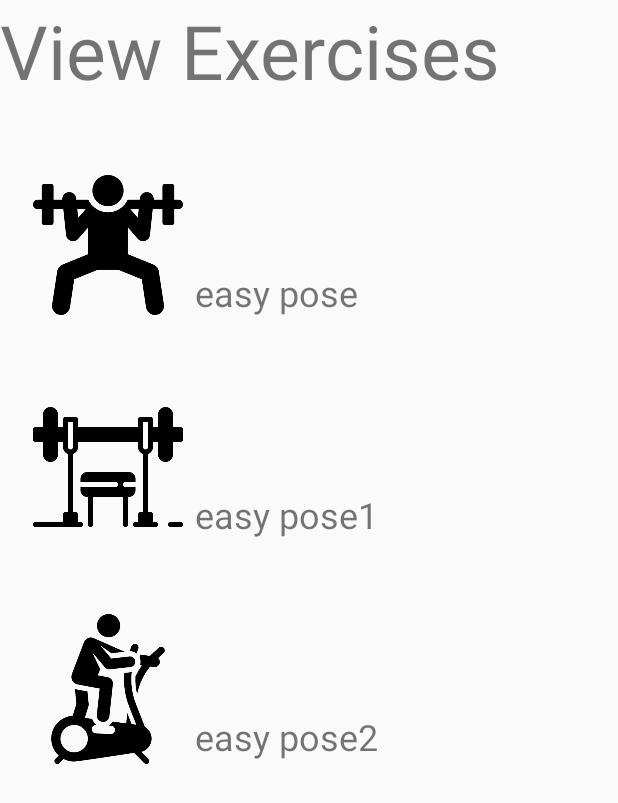
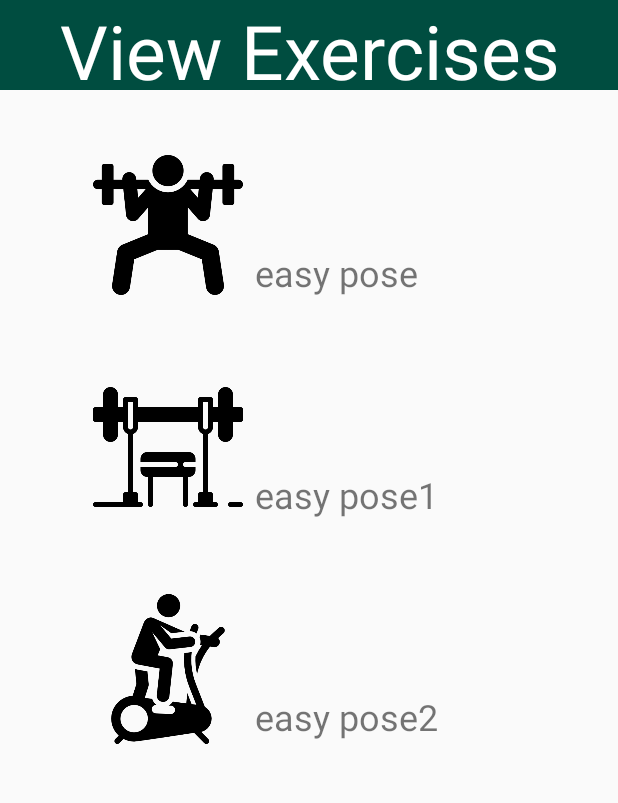
Before and after one commit to Hafizuddin-NUS/Orbital1611, an Android app: the ListExercises screen opened directly, with no data from a screen before it, on a phone screen of 412 x 824 dp. Shown: the top 803 px of the screen. Run offline under Robolectric (Android 15) with nearby library versions, the phone set to English and light mode, and no system bars.

```diff
--- a/FitnessPlan/app/src/main/AndroidManifest.xml
+++ b/FitnessPlan/app/src/main/AndroidManifest.xml
@@ -17,7 +17,8 @@
             </intent-filter>
         </activity>
         <activity android:name=".Main2Activity" />
-        <activity android:name=".ListExercises"></activity>
+        <activity android:name=".ListExercises" />
+        <activity android:name=".ViewExercises"></activity>
     </application>
 
 </manifest>
--- a/FitnessPlan/app/src/main/java/com/example/hafiz/fitnessplan/ListExercises.java
+++ b/FitnessPlan/app/src/main/java/com/example/hafiz/fitnessplan/ListExercises.java
@@ -31,7 +31,7 @@ public class ListExercises extends AppCompatActivity {
         recyclerView.setLayoutManager(layoutManager);
         recyclerView.setAdapter(adapter);
     }
-
+    //Add exercises here
     private void initData() {
         exerciseList.add(new Exercise(R.drawable.weight, "easy pose"));
         exerciseList.add(new Exercise(R.drawable.weightlifting, "easy pose1"));
--- a/FitnessPlan/app/src/main/res/layout/activity_list_exercises.xml
+++ b/FitnessPlan/app/src/main/res/layout/activity_list_exercises.xml
@@ -8,24 +8,30 @@
 
     <TextView
         android:id="@+id/title"
-        android:layout_width="wrap_content"
-        android:layout_height="77dp"
+        android:layout_width="match_parent"
+        android:layout_height="60dp"
+        android:background="@color/colorPrimary"
         android:text="View Exercises"
+        android:textColor="@android:color/white"
+        android:gravity="center_vertical|center_horizontal"
         android:textSize="50sp"
-        tools:layout_editor_absoluteX="24dp"
-        tools:layout_editor_absoluteY="16dp" />
+        />
+
 
     <android.support.v7.widget.RecyclerView
         android:id="@+id/list"
         android:layout_width="336dp"
         android:layout_height="443dp"
         android:layout_below="@id/title"
+        android:layout_marginBottom="8dp"
+        android:layout_marginEnd="8dp"
         android:layout_marginStart="8dp"
-        android:layout_marginTop="12dp"
-        app:layout_constraintEnd_toEndOf="@+id/title"
-        app:layout_constraintHorizontal_bias="1.0"
-        app:layout_constraintStart_toStartOf="@+id/title"
-        app:layout_constraintTop_toBottomOf="@+id/title">
+        android:layout_marginTop="16dp"
+        app:layout_constraintBottom_toBottomOf="parent"
+        app:layout_constraintEnd_toEndOf="parent"
+        app:layout_constraintStart_toStartOf="parent"
+        app:layout_constraintTop_toBottomOf="@+id/title"
+        app:layout_constraintVertical_bias="0.0">
 
     </android.support.v7.widget.RecyclerView>
 
```
Also changed, not shown: FitnessPlan/app/src/main/java/com/example/hafiz/fitnessplan/Adapter/RecyclerViewAdapter.java (+9 -2 lines), FitnessPlan/app/src/main/java/com/example/hafiz/fitnessplan/ViewExercises.java (added, +76 -0 lines), FitnessPlan/app/src/main/res/layout/activity_view_exercises.xml (added, +62 -0 lines).
